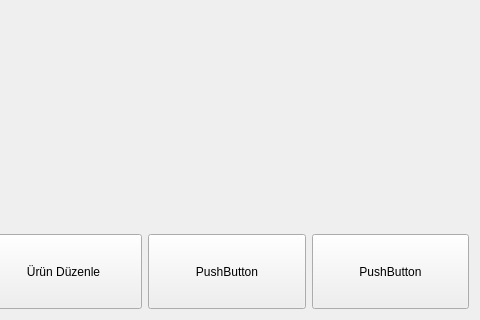
Qt form ui/mainPage.ui (GOKaraketir/Envanter) before a commit; both pictures show x 516 to 996 and y 104 to 424 of the 996 by 424 pixel window.
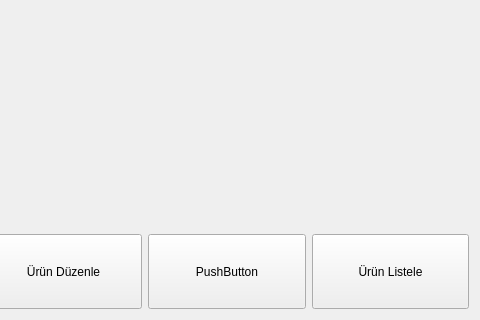
The same form after that commit.

Patch:
```diff
--- a/ui/mainPage.ui
+++ b/ui/mainPage.ui
@@ -103,7 +103,7 @@
         </size>
        </property>
        <property name="text">
-        <string>PushButton</string>
+        <string>Ürün Listele</string>
        </property>
       </widget>
      </item>
```
Left out of the diff: 2 changed lines with no effect on the pictures.
